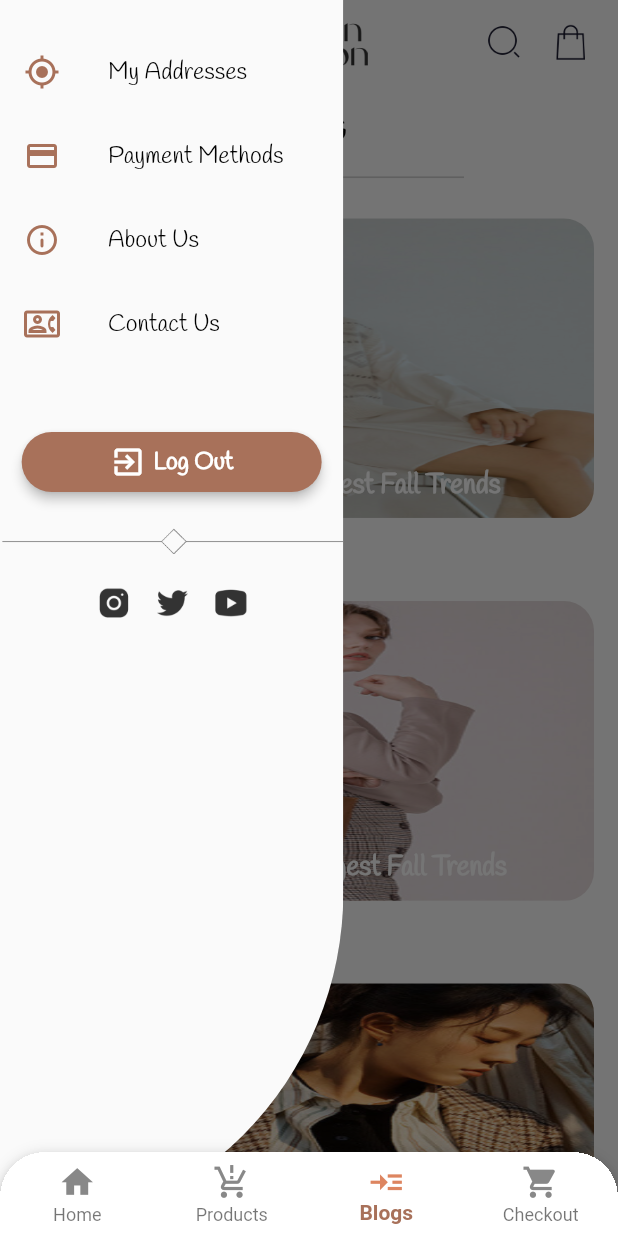
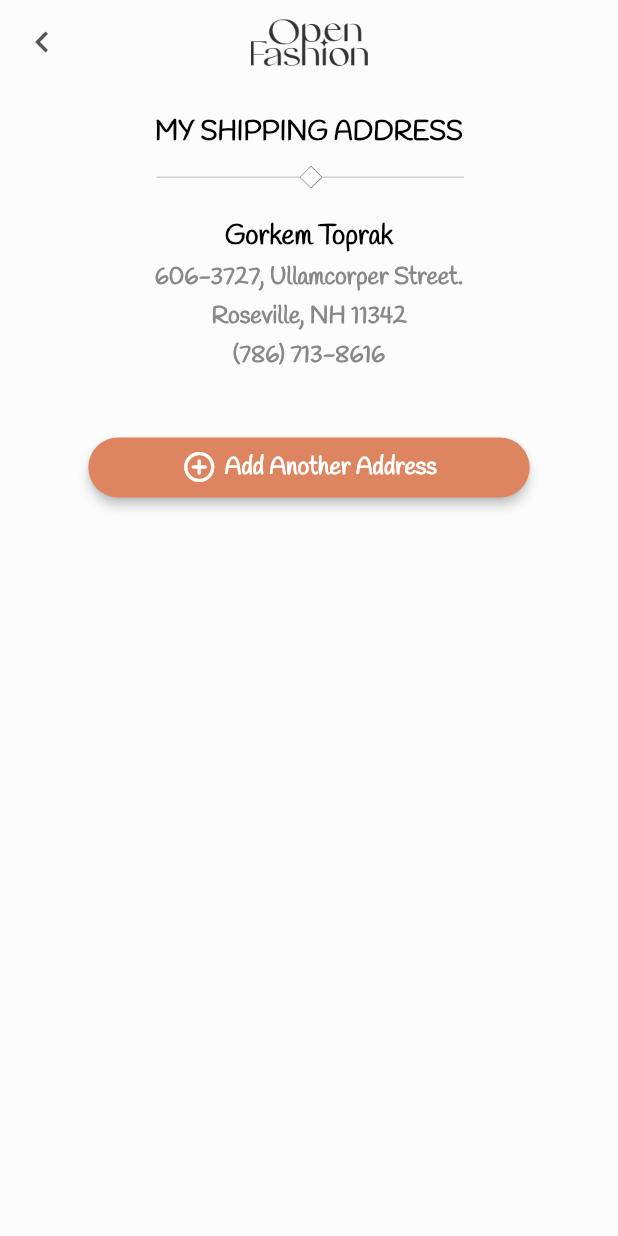
Before and after one commit to gorkemtoprak/OpenFashionApp, a Flutter app: the BlogView screen opened by its route, in the side drawer, after a tap on "My Addresses", on a phone screen of 412 x 824 dp. Run offline on Flutter 3.47's test engine with Material 2 defaults, Android fonts, the phone set to English and light mode, and no system bars; our stand-ins replace auto_route, carousel_slider, flutter_credit_card, sliding_sheet, stacked, tab_indicator_styler.

Commit message:
ADD: My address view added

```diff
--- a/lib/core/navigation/router.dart
+++ b/lib/core/navigation/router.dart
@@ -2,6 +2,7 @@ import 'package:auto_route/auto_route.dart';
 import 'package:open_fashion_app/views/blog/blog_view.dart';
 import 'package:open_fashion_app/views/checkout/checkout_view.dart';
 import 'package:open_fashion_app/views/menu/contact_us/contact_us_view.dart';
+import 'package:open_fashion_app/views/menu/my_adress/my_adress_view.dart';
 import 'package:open_fashion_app/views/menu/payment/payment_view.dart';
 import 'package:open_fashion_app/views/products/products_view.dart';
 import 'package:open_fashion_app/views/products/subviews/products_detail_view.dart';
@@ -46,6 +47,11 @@ import '../../views/menu/about_us/about_us_view.dart';
       name: 'productDetail',
       path: '/productDetail',
     ),
+    AutoRoute(
+      page: MyAdressView,
+      name: 'myAdress',
+      path: '/myAdress',
+    ),
   ],
 )
 class $AppRouter {}
--- a/lib/core/utils/datas.dart
+++ b/lib/core/utils/datas.dart
@@ -176,7 +176,7 @@ final List<ProductModel> products = [
     price: '\$${40}',
     ratings: '3.9',
     sizes: ['S', 'M', 'L'],
-    type: 'Ring',
+    type: 'Accessory',
   ),
   ProductModel(
     id: '14',
@@ -186,7 +186,7 @@ final List<ProductModel> products = [
     price: '\$${40}',
     ratings: '3.9',
     sizes: ['S', 'M', 'L'],
-    type: 'Ring',
+    type: 'Accessory',
   ),
   ProductModel(
     id: '15',
@@ -196,7 +196,7 @@ final List<ProductModel> products = [
     price: '\$${40}',
     ratings: '3.9',
     sizes: ['S', 'M', 'L'],
-    type: 'Ring',
+    type: 'Accessory',
   ),
   ProductModel(
     id: '16',
@@ -206,7 +206,7 @@ final List<ProductModel> products = [
     price: '\$${40}',
     ratings: '3.9',
     sizes: ['S', 'M', 'L'],
-    type: 'Ring',
+    type: 'Accessory',
   ),
   ProductModel(
     id: '17',
@@ -216,7 +216,7 @@ final List<ProductModel> products = [
     price: '\$${40}',
     ratings: '3.9',
     sizes: ['S', 'M', 'L'],
-    type: 'Bag',
+    type: 'Accessory',
   ),
   ProductModel(
     id: '18',
@@ -226,7 +226,7 @@ final List<ProductModel> products = [
     price: '\$${40}',
     ratings: '3.9',
     sizes: ['S', 'M', 'L'],
-    type: 'Bag',
+    type: 'Accessory',
   ),
   ProductModel(
     id: '19',
@@ -236,7 +236,7 @@ final List<ProductModel> products = [
     price: '\$${40}',
     ratings: '3.9',
     sizes: ['S', 'M', 'L'],
-    type: 'Bag',
+    type: 'Accessory',
   ),
   ProductModel(
     id: '20',
@@ -246,7 +246,7 @@ final List<ProductModel> products = [
     price: '\$${40}',
     ratings: '3.9',
     sizes: ['S', 'M', 'L'],
-    type: 'Bag',
+    type: 'Accessory',
   ),
   ProductModel(
     id: '21',
@@ -256,7 +256,7 @@ final List<ProductModel> products = [
     price: '\$${40}',
     ratings: '3.9',
     sizes: ['S', 'M', 'L'],
-    type: 'Bag',
+    type: 'Accessory',
   ),
   ProductModel(
     id: '22',
@@ -266,7 +266,7 @@ final List<ProductModel> products = [
     price: '\$${40}',
     ratings: '3.9',
     sizes: ['S', 'M', 'L'],
-    type: 'Bag',
+    type: 'Accessory',
   ),
   ProductModel(
     id: '23',
--- a/lib/shared/drawer.dart
+++ b/lib/shared/drawer.dart
@@ -25,7 +25,9 @@ class NavigationDrawerWidget extends StatelessWidget {
             children: [
               const SizedBox(height: 20),
               buildMenuItem(
-                onClicked: () {},
+                onClicked: () {
+                  AutoRouter.of(context).pushNamed('/myAdress');
+                },
                 text: 'My Addresses',
                 icon: Icons.my_location_outlined,
               ),
--- /dev/null
+++ b/lib/views/menu/my_adress/my_adress_view.dart
@@ -0,0 +1,210 @@
+import 'package:flutter/material.dart';
+import 'package:sliding_sheet/sliding_sheet.dart';
+
+import '../../../core/utils/constants.dart';
+import '../../../shared/custom_app_bar.dart';
+import '../../../shared/custom_elevated_button.dart';
+import '../../../shared/custom_text_form_field.dart';
+import '../../../shared/page_title.dart';
+
+class MyAdressView extends StatelessWidget {
+  const MyAdressView({Key? key}) : super(key: key);
+
+  @override
+  Widget build(BuildContext context) {
+    return Scaffold(
+      appBar: customAppBarWithBack(context),
+      backgroundColor: Constants.offWhiteColor,
+      body: Padding(
+        padding: customPadding(),
+        child: Column(
+          children: [
+            const PageTitleWidget(title: 'MY SHIPPING ADDRESS'),
+            const SizedBox(height: 20),
+            const Text(
+              'Gorkem Toprak',
+              style: TextStyle(
+                fontSize: 18,
+                fontWeight: FontWeight.bold,
+                fontFamily: 'Handlee',
+                color: Constants.titleBlack,
+              ),
+            ),
+            const SizedBox(height: 5),
+            const Text(
+              '606-3727, Ullamcorper Street.',
+              style: TextStyle(
+                fontSize: 16,
+                fontWeight: FontWeight.w600,
+                fontFamily: 'Handlee',
+                color: Constants.placeholderColor,
+              ),
+            ),
+            const SizedBox(height: 5),
+            const Text(
+              'Roseville, NH 11342',
+              style: TextStyle(
+                fontSize: 16,
+                fontWeight: FontWeight.w600,
+                fontFamily: 'Handlee',
+                color: Constants.placeholderColor,
+              ),
+            ),
+            const SizedBox(height: 5),
+            const Text(
+              '(786) 713-8616',
+              style: TextStyle(
+                fontSize: 16,
+                fontWeight: FontWeight.w600,
+                fontFamily: 'Handlee',
+                color: Constants.placeholderColor,
+              ),
+            ),
+            const SizedBox(height: 40),
+            CustomElevatedButton(
+              onTap: () {
+                showBottomPanel(context);
+              },
+              title: 'Add Another Address',
+              iconData: Icons.add_circle_outline_rounded,
+              color: Constants.secondaryColor,
+              titleColor: Colors.white,
+              height: 40,
+              width: screenWidth(context) / 1.4,
+            ),
+          ],
+        ),
+      ),
+    );
+  }
+}
+
+void showBottomPanel(BuildContext context) {
+  showSlidingBottomSheet(
+    context,
+    builder: (context) {
+      return SlidingSheetDialog(
+        elevation: 8,
+        cornerRadius: 20,
+        snapSpec: const SnapSpec(
+          snap: true,
+          snappings: [0.4, 0.7, 1.0],
+          positioning: SnapPositioning.relativeToAvailableSpace,
+        ),
+        minHeight: screenHeight(context) / 2,
+        builder: (context, state) {
+          return Material(
+            type: MaterialType.transparency,
+            child: SizedBox(
+              height: screenHeight(context) / 1.6,
+              child: Padding(
+                padding: const EdgeInsets.only(
+                  left: 16,
+                  right: 16,
+                  top: 20,
+                ),
+                child: Column(
+                  children: [
+                    const Text(
+                      'Add New Shipping Address',
+                      style: TextStyle(
+                        color: Colors.black,
+                        fontSize: 16,
+                        fontWeight: FontWeight.bold,
+                      ),
+                    ),
+                    const SizedBox(height: 10),
+                    const Divider(),
+                    const SizedBox(height: 10),
+                    CustomTextFormField(
+                      onSaved: (text) {},
+                      hint: 'Name - Surname',
+                      obscureText: false,
+                      textCapitalization: TextCapitalization.none,
+                      textInputType: TextInputType.number,
+                      formatter: false,
+                      inputFormatters: const [],
+                    ),
+                    const SizedBox(height: 10),
+                    CustomTextFormField(
+                      onSaved: (text) {},
+                      hint: 'Address',
+                      obscureText: false,
+                      textCapitalization: TextCapitalization.none,
+                      textInputType: TextInputType.name,
+                      formatter: false,
+                      inputFormatters: const [],
+                    ),
+                    const SizedBox(height: 10),
+                    CustomTextFormField(
+                      onSaved: (text) {},
+                      hint: 'City',
+                      obscureText: false,
+                      textCapitalization: TextCapitalization.none,
+                      textInputType: TextInputType.number,
+                      formatter: false,
+                      inputFormatters: const [],
+                    ),
+                    const SizedBox(height: 10),
+                    Row(
+                      mainAxisSize: MainAxisSize.min,
+                      children: [
+                        SizedBox(
+                          height: 100,
+                          width: 100,
+                          child: CustomTextFormField(
+                            onSaved: (text) {},
+                            hint: 'State',
+                            obscureText: false,
+                            textCapitalization: TextCapitalization.none,
+                            textInputType: TextInputType.number,
+                            formatter: false,
+                            inputFormatters: const [],
+                          ),
+                        ),
+                        const SizedBox(width: 20),
+                        SizedBox(
+                          height: 100,
+                          width: 100,
+                          child: CustomTextFormField(
+                            onSaved: (text) {},
+                            hint: 'ZIP',
+                            obscureText: false,
+                            textCapitalization: TextCapitalization.none,
+                            textInputType: TextInputType.number,
+                            formatter: false,
+                            inputFormatters: const [],
+                          ),
+                        ),
+                      ],
+                    ),
+                    const SizedBox(height: 10),
+                    CustomTextFormField(
+                      onSaved: (text) {},
+                      hint: 'Phone Number',
+                      obscureText: false,
+                      textCapitalization: TextCapitalization.none,
+                      textInputType: TextInputType.number,
+                      formatter: false,
+                      inputFormatters: const [],
+                    ),
+                    const SizedBox(height: 20),
+                    CustomElevatedButton(
+                      onTap: () {},
+                      title: 'Add New Adress',
+                      iconData: Icons.add_circle_outline_rounded,
+                      color: Constants.secondaryColor,
+                      titleColor: Colors.white,
+                      height: 40,
+                      width: 200,
+                    ),
+                  ],
+                ),
+              ),
+            ),
+          );
+        },
+      );
+    },
+  );
+}
--- a/lib/views/products/subviews/products_detail_view.dart
+++ b/lib/views/products/subviews/products_detail_view.dart
@@ -85,7 +85,9 @@ class ProductsDetailView extends StatelessWidget {
                       ),
                     ),
                     const Spacer(),
-                    ProductSizesWidget(products: products[0]),
+                    product!.type! == 'Accessory'
+                        ? const SizedBox()
+                        : ProductSizesWidget(products: product),
                   ],
                 ),
               ),
--- a/pubspec.yaml
+++ b/pubspec.yaml
@@ -23,6 +23,7 @@ dependencies:
   tab_indicator_styler: ^2.0.0
   flutter_credit_card: ^3.0.1
   sliding_sheet: ^0.5.2
+  photo_view: ^0.14.0
 
   #ROUTING
   auto_route: ^4.0.1
```
Also changed, not shown: lib/core/navigation/router.gr.dart, pubspec.lock.
